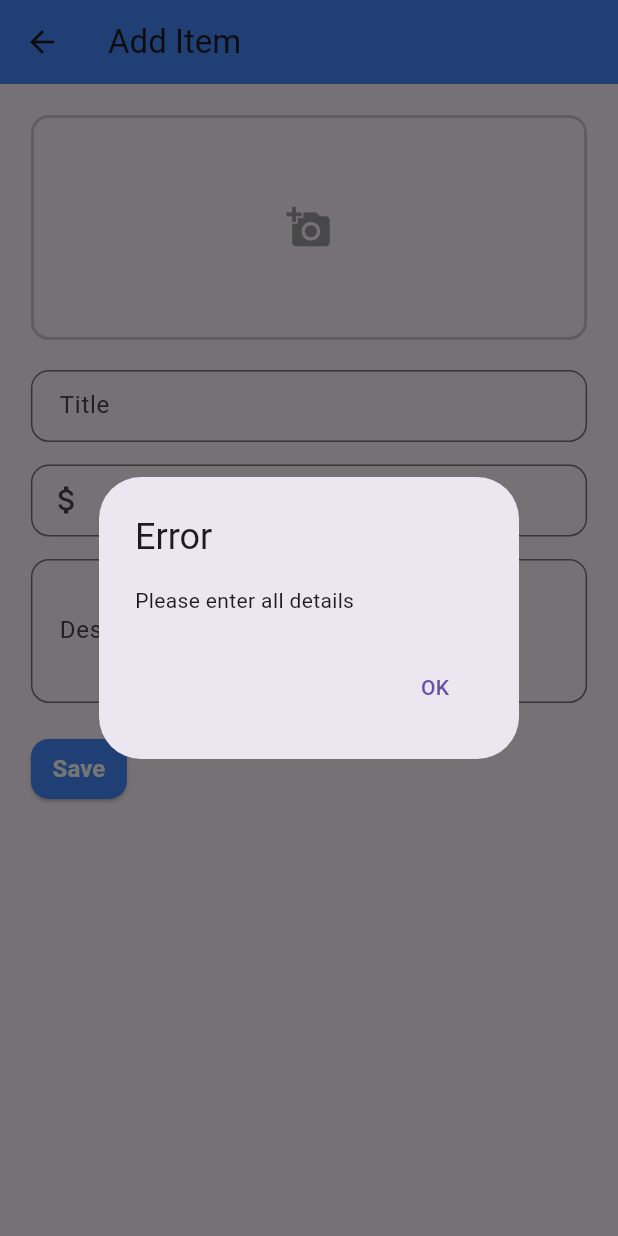
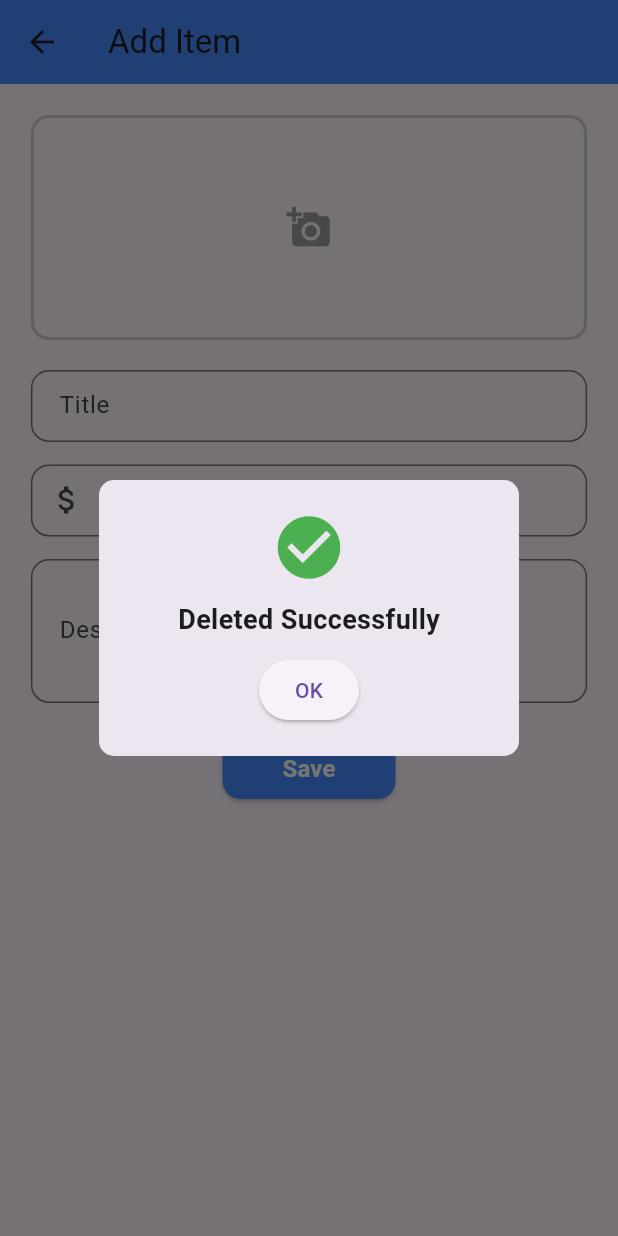
Before and after one commit to LakshanShalintha/Marketplace_Item_Crud, a Flutter app: the AddItemsPage screen opened directly, after a tap on "Save", on a phone screen of 412 x 824 dp. Run offline on Flutter 3.47's test engine with Material 3 defaults, Android fonts, the phone set to English and light mode, and no system bars; our stand-ins replace flutter_dotenv, get, image_picker.

```diff
--- a/Frontend/lib/screens/add_items_page.dart
+++ b/Frontend/lib/screens/add_items_page.dart
@@ -33,26 +33,34 @@ class _AddItemsPageState extends State<AddItemsPage> {
   void _showDialog(String message, {bool isSuccess = true}) {
     showDialog(
       context: context,
-      builder: (BuildContext context) {
-        return AlertDialog(
-          title: Text(isSuccess ? 'Success' : 'Error'),
-          content: Text(message),
-          actions: <Widget>[
-            TextButton(
+      builder: (ctx) => Dialog(
+        shape: RoundedRectangleBorder(borderRadius: BorderRadius.circular(10)),
+        child: Padding(
+          padding: const EdgeInsets.all(20.0),
+          child: Column(
+            mainAxisSize: MainAxisSize.min,
+            children: [
+              const Icon(Icons.check_circle, color: Colors.green, size: 50),
+              const SizedBox(height: 10),
+              const Text(
+                "Deleted Successfully",
+                style: TextStyle(fontSize: 18, fontWeight: FontWeight.bold),
+              ),
+              const SizedBox(height: 10),
+              ElevatedButton(
                 onPressed: () {
-                Navigator.of(context).pop();
-                if (isSuccess) {
-                  Navigator.pushReplacement(
+                  // Your button action
+                  Navigator.push(
                     context,
                     MaterialPageRoute(builder: (context) => const ItemsPage()),
                   );
-                }
                 },
-              child: const Text('OK'),
+                child: const Text("OK"),
               ),
             ],
-        );
-      },
+          ),
+        ),
+      ),
     );
   }
 
@@ -94,7 +102,11 @@ class _AddItemsPageState extends State<AddItemsPage> {
 
   @override
   Widget build(BuildContext context) {
-    return Scaffold(
+    return GestureDetector(
+      onTap: () {
+        FocusScope.of(context).unfocus(); // Dismiss the keyboard when tapping anywhere outside
+      },
+      child: Scaffold(
         appBar: AppBar(
           title: const Text('Add Item'),
           backgroundColor: Colors.blueAccent,
@@ -185,12 +197,12 @@ class _AddItemsPageState extends State<AddItemsPage> {
                 const SizedBox(height: 20),
 
                 // Save button
-              ElevatedButton(
+                Center(
+                  child: ElevatedButton(
                     onPressed: _saveItem,
                     style: ElevatedButton.styleFrom(
                       backgroundColor: Colors.blueAccent,
-                  padding: EdgeInsets.symmetric(vertical: MediaQuery.of(context).size.width * 0.02), // Adjust padding
-                  shape: RoundedRectangleBorder(
+                      padding: const EdgeInsets.symmetric(vertical: 5, horizontal: 40),                      shape: RoundedRectangleBorder(
                         borderRadius: BorderRadius.circular(12),
                       ),
                     ),
@@ -199,7 +211,9 @@ class _AddItemsPageState extends State<AddItemsPage> {
                       style: TextStyle(fontSize: 16, fontWeight: FontWeight.bold, color: Colors.white),
                     ),
                   ),
+                ),
               ],
+            ),
           ),
         ),
       ),
```
Also changed, not shown: Frontend/lib/screens/edit_item_page.dart (+40 -22 lines). Lines whose indentation alone changed are shown as unchanged.
